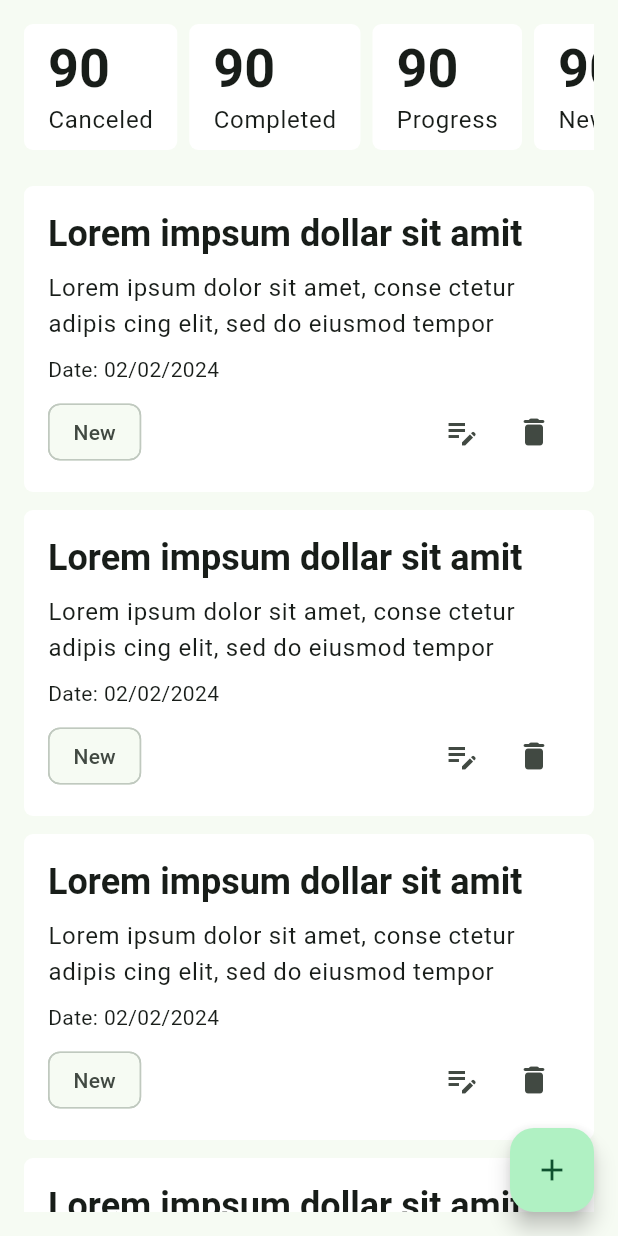
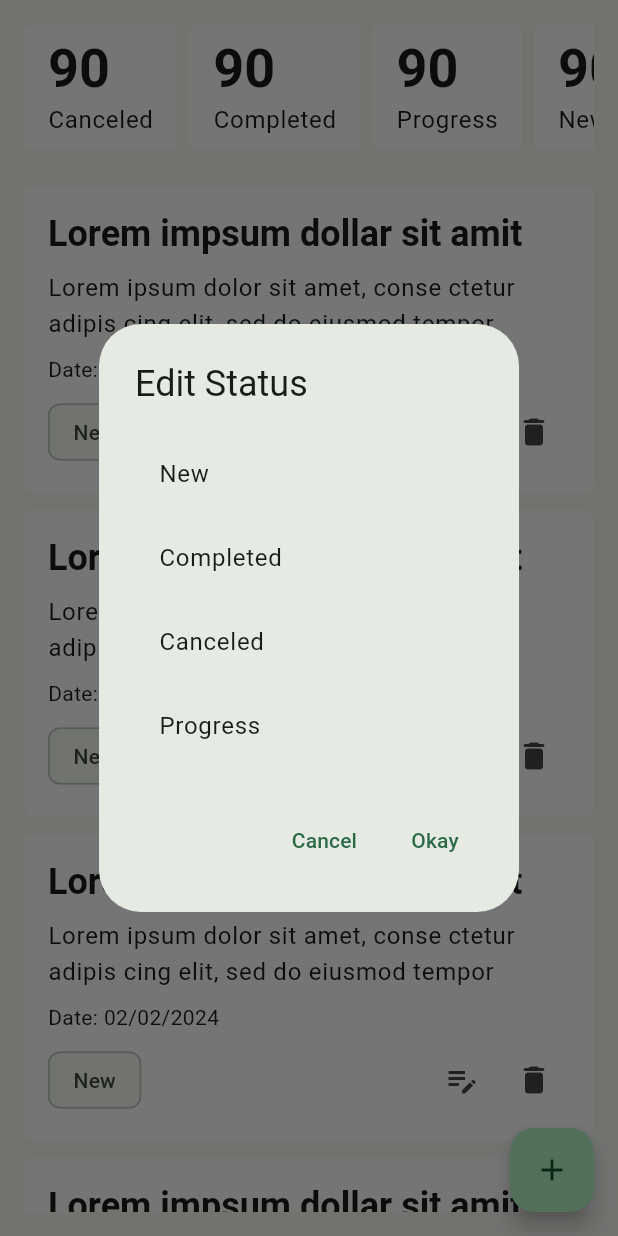
Before and after one commit to Hasibol-Hoda-Inu/flutter_batch7_ostad, a Flutter app: the NewTaskScreen screen opened directly, after a tap on the "edit note" icon, on a phone screen of 412 x 824 dp. Run offline on Flutter 3.47's test engine with Material 3 defaults, Android fonts, the phone set to English and light mode, and no system bars; our stand-ins replace flutter_svg, pin_code_fields.

```diff
--- a/lib/presentation/screens/task_screens/new_task_screen.dart
+++ b/lib/presentation/screens/task_screens/new_task_screen.dart
@@ -1,5 +1,6 @@
 import 'package:flutter/material.dart';
 
+import '../../widgets/task_card.dart';
 import '../../widgets/task_summery_widget.dart';
 import 'add_new_task_screen.dart';
 
@@ -23,39 +24,7 @@ class _NewTaskScreenState extends State<NewTaskScreen> {
             const SizedBox(height: 24,),
             Expanded(child:
             ListView.separated(
-                itemBuilder: (BuildContext context, index)=>Container(
-                  width: double.infinity,
-                  decoration: BoxDecoration(
-                    borderRadius: BorderRadius.circular(6),
-                    color: Colors.white,
-                  ),
-                  child: Padding(
-                    padding: const EdgeInsets.all(16.0),
-                    child: Column(
-                      crossAxisAlignment: CrossAxisAlignment.start,
-                      children: [
-                        Text("Lorem impsum dollar sit amit",
-                          style: textTheme.headlineSmall?.copyWith(fontWeight: FontWeight.w600),),
-                        const SizedBox(height: 8,),
-                        Text("Lorem ipsum dolor sit amet, conse ctetur adipis cing elit, sed do eiusmod tempor",
-                          style: textTheme.bodyLarge,),
-                        const SizedBox(height: 8,),
-                        const Text("Date: 02/02/2024"),
-                        const SizedBox(height: 8,),
-                        Row(
-                          mainAxisAlignment: MainAxisAlignment.spaceBetween,
-                          children: [
-                            const Chip(label: Text('New'),),
-                            OverflowBar(children: [
-                              IconButton(onPressed: (){}, icon: const Icon(Icons.edit_note_outlined)),
-                              IconButton(onPressed: (){}, icon: const Icon(Icons.delete_rounded)),
-                            ],)
-                          ],
-                        )
-                      ],
-                    ),
-                  ),
-                ),
+                itemBuilder: (BuildContext context, index)=>TaskCard(textTheme: textTheme),
                 separatorBuilder: (BuildContext context, index)=>const SizedBox(height: 12,),
                 itemCount: 10
             ),)
--- /dev/null
+++ b/lib/presentation/widgets/task_card.dart
@@ -0,0 +1,85 @@
+import 'package:flutter/material.dart';
+
+class TaskCard extends StatefulWidget {
+  const TaskCard({
+    super.key,
+    required this.textTheme,
+  });
+
+  final TextTheme textTheme;
+
+  @override
+  State<TaskCard> createState() => _TaskCardState();
+}
+
+class _TaskCardState extends State<TaskCard> {
+  @override
+  Widget build(BuildContext context) {
+    return Container(
+      width: double.infinity,
+      decoration: BoxDecoration(
+        borderRadius: BorderRadius.circular(6),
+        color: Colors.white,
+      ),
+      child: Padding(
+        padding: const EdgeInsets.all(16.0),
+        child: Column(
+          crossAxisAlignment: CrossAxisAlignment.start,
+          children: [
+            Text("Lorem impsum dollar sit amit",
+              style: widget.textTheme.headlineSmall?.copyWith(fontWeight: FontWeight.w600),),
+            const SizedBox(height: 8,),
+            Text("Lorem ipsum dolor sit amet, conse ctetur adipis cing elit, sed do eiusmod tempor",
+              style: widget.textTheme.bodyLarge,),
+            const SizedBox(height: 8,),
+            const Text("Date: 02/02/2024"),
+            const SizedBox(height: 8,),
+            Row(
+              mainAxisAlignment: MainAxisAlignment.spaceBetween,
+              children: [
+                _buildTaskStatusChip(),
+                OverflowBar(children: [
+                  IconButton(
+                      onPressed: _onTapEditButton,
+                      icon: const Icon(Icons.edit_note_outlined),
+                  ),
+                  IconButton(
+                    onPressed: _onTapDeleteButton,
+                      icon: const Icon(Icons.delete_rounded),
+                  ),
+                ],)
+              ],
+            )
+          ],
+        ),
+      ),
+    );
+  }
+
+  void _onTapEditButton(){
+    showDialog(context: context, builder: (context)=>AlertDialog(
+      title: const Text("Edit Status"),
+      content: Column(
+        mainAxisSize: MainAxisSize.min,
+        children: ["New", "Completed", "Canceled", "Progress"].map((e)=>ListTile(
+          title: Text(e),
+          onTap: (){},
+        )).toList(),
+      ),
+      actions: [
+        TextButton(
+            onPressed: (){
+              Navigator.pop(context);
+            },
+            child: const Text("Cancel")),
+        TextButton(
+            onPressed: (){},
+            child: const Text("Okay")),
+      ],
+    ));
+  }
+
+  void _onTapDeleteButton(){}
+
+  Widget _buildTaskStatusChip() => const Chip(label: Text('New'),);
+}
```
Also changed, not shown: lib/presentation/screens/task_screens/cancelled_task_screen.dart (+12 -2 lines), lib/presentation/screens/task_screens/completed_task_screen.dart (+12 -2 lines), lib/presentation/screens/task_screens/progress_task_screen.dart (+12 -2 lines).
